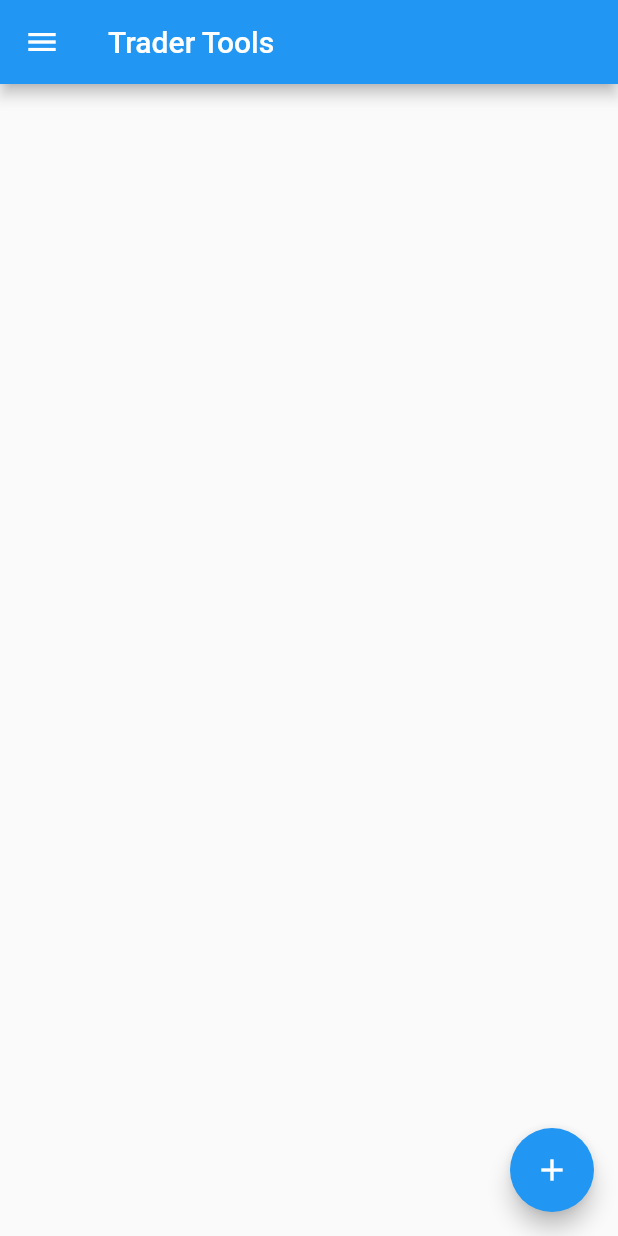
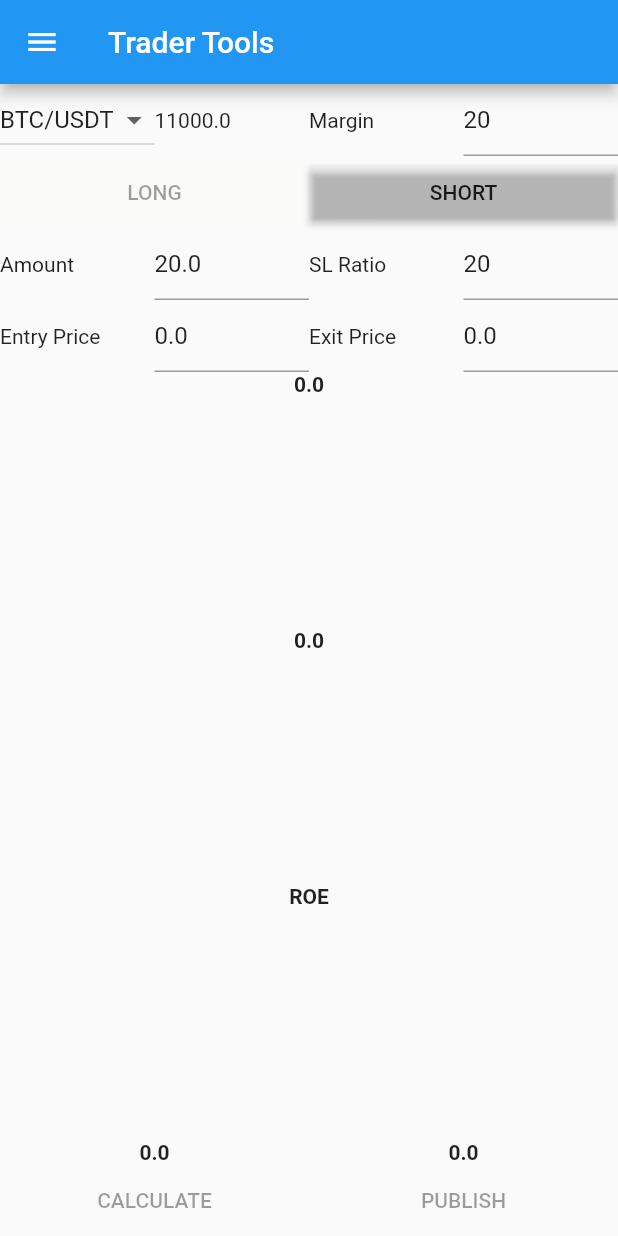
Before and after one commit to qTp4219/trader-tools, a Flutter app: the screen it shows after launch, on a phone screen of 412 x 824 dp. Run offline on Flutter 3.47's test engine with Material 2 defaults, Android fonts, the phone set to English and light mode, and no system bars.

Commit message:
design calculate screen

```diff
--- a/lib/main.dart
+++ b/lib/main.dart
@@ -9,7 +9,7 @@ class MyApp extends StatelessWidget {
   @override
   Widget build(BuildContext context) {
     return MaterialApp(
-      title: 'Flutter Demo',
+      title: 'Trader Tools',
       theme: ThemeData(
         // Toolbar color
         primarySwatch: Colors.blue,
@@ -42,18 +42,25 @@ class MyHomePage extends StatefulWidget {
 }
 
 class _MyHomePageState extends State<MyHomePage> {
-  int _counter = 0;
+  // static value
+  Color activeColor = Color.fromARGB(1, 240, 185, 9);
+  Color mainColor = Color.fromARGB(1, 30, 34, 38);
 
-  void _incrementCounter() {
-    setState(() {
-      // This call to setState tells the Flutter framework that something has
-      // changed in this State, which causes it to rerun the build method below
-      // so that the display can reflect the updated values. If we changed
-      // _counter without calling setState(), then the build method would not be
-      // called again, and so nothing would appear to happen.
-      _counter++;
-    });
-  }
+  // api value
+  String pairValue = "BTC/USDT";
+  double currentPrice = 11000;
+
+  // master value
+  double maxPositionAmount = 20;
+  int stopLossRation = 20;
+
+  // base value
+  bool isLong = true;
+  int margin = 20;
+  double entryPrice = 0, exitPrice = 0;
+
+  // calculate value
+  double pnlPricePercent = 0, quantity = 0, roePrice = 0, roePricePercent = 0;
 
   @override
   Widget build(BuildContext context) {
@@ -116,13 +123,169 @@ class _MyHomePageState extends State<MyHomePage> {
           // Column is also a layout widget. It takes a list of children and
           // arranges them vertically. By default, it sizes itself to fit its
           // children horizontally, and tries to be as tall as its parent.
+          children: <Widget>[
+            Row(children: [
+              Expanded(
+                child: DropdownButton<String>(
+                    value: pairValue,
+                    onChanged: (String newValue) {
+                      setState(() {
+                        pairValue = newValue;
+                      });
+                    },
+                    items: <String>['BTC/USDT', 'ETH/USDT', 'ADA/USDT']
+                        .map<DropdownMenuItem<String>>((String value) {
+                      return DropdownMenuItem<String>(
+                        value: value,
+                        child: Text(value),
+                      );
+                    }).toList()), // pair value
+              ),
+              Expanded(
+                child: Text(this.currentPrice.toString()),
+              ),
+              Expanded(
+                child: Text("Margin"),
+              ),
+              Expanded(
+                  child: TextField(
+                      keyboardType: TextInputType.number,
+                      controller: TextEditingController()
+                        ..text = this.margin.toString(),
+                      onChanged: (text) => {
+                            this.setState(() {
+                              this.margin = int.parse(text);
+                            })
+                          }))
+            ]), // general info
+            Row(children: [
+              Expanded(
+                  child: RaisedButton(
+                      child: new Text("LONG"),
+                      color: this.mainColor,
+                      disabledColor: this.activeColor,
+                      onPressed: this.isLong
+                          ? null
+                          : () {
+                              setState(() {
+                                isLong = true;
+                              });
+                            })),
+              Expanded(
+                  child: RaisedButton(
+                      child: new Text("SHORT"),
+                      color: this.mainColor,
+                      disabledColor: this.activeColor,
+                      onPressed: !this.isLong
+                          ? null
+                          : () {
+                              setState(() {
+                                isLong = false;
+                              });
+                            }))
+            ]), // mode
+            Row(children: [
+              Expanded(
+                child: Text("Amount"),
+              ),
+              Expanded(
+                  child: TextField(
+                      keyboardType: TextInputType.number,
+                      controller: TextEditingController()
+                        ..text = this.maxPositionAmount.toString(),
+                      onChanged: (text) => {
+                            this.setState(() {
+                              this.maxPositionAmount = double.parse(text);
+                            })
+                          })),
+              Expanded(
+                child: Text("SL Ratio"),
+              ),
+              Expanded(
+                  child: TextField(
+                      keyboardType: TextInputType.number,
+                      controller: TextEditingController()
+                        ..text = this.stopLossRation.toString(),
+                      onChanged: (text) => {
+                            this.setState(() {
+                              this.stopLossRation = int.parse(text);
+                            })
+                          }))
+            ]),
+            Row(children: [
+              Expanded(
+                child: Text("Entry Price"),
+              ),
+              Expanded(
+                  child: TextField(
+                      keyboardType: TextInputType.number,
+                      controller: TextEditingController()
+                        ..text = this.entryPrice.toString(),
+                      onChanged: (text) => {
+                            this.setState(() {
+                              this.entryPrice = double.parse(text);
+                            })
+                          })),
+              Expanded(
+                child: Text("Exit Price"),
+              ),
+              Expanded(
+                  child: TextField(
+                      keyboardType: TextInputType.number,
+                      controller: TextEditingController()
+                        ..text = this.exitPrice.toString(),
+                      onChanged: (text) => {
+                            this.setState(() {
+                              this.exitPrice = double.parse(text);
+                            })
+                          }))
+            ]),
+            Expanded(
+                child: Text(
+              this.pnlPricePercent.toString(),
+              style: TextStyle(fontWeight: FontWeight.bold),
+            )),
+            Expanded(
+                child: Text(
+              this.quantity.toString(),
+              style: TextStyle(fontWeight: FontWeight.bold),
+            )),
+            Expanded(
+                child: Text(
+              "ROE",
+              style: TextStyle(fontWeight: FontWeight.bold),
+            )),
+            Row(
+              children: [
+                Expanded(
+                    child: Text(
+                  this.roePrice.toString(),
+                  textAlign: TextAlign.center,
+                  style: TextStyle(fontWeight: FontWeight.bold),
+                )),
+                Expanded(
+                    child: Text(
+                  this.roePricePercent.toString(),
+                  textAlign: TextAlign.center,
+                  style: TextStyle(fontWeight: FontWeight.bold),
+                )),
+              ],
+            ),
+            Row(children: [
+              Expanded(child:
+                FlatButton(
+                child: new Text("CALCULATE"),
+                onPressed: (null),
+              )),
+              Expanded(child:
+                FlatButton(
+                child: new Text("PUBLISH"),
+                onPressed: (null),
+              ))
+            ],)
+          ],
         ),
       ),
-      floatingActionButton: FloatingActionButton(
-        onPressed: _incrementCounter,
-        tooltip: 'Increment',
-        child: Icon(Icons.add),
-      ), // This trailing comma makes auto-formatting nicer for build methods.
     );
   }
 }
```
